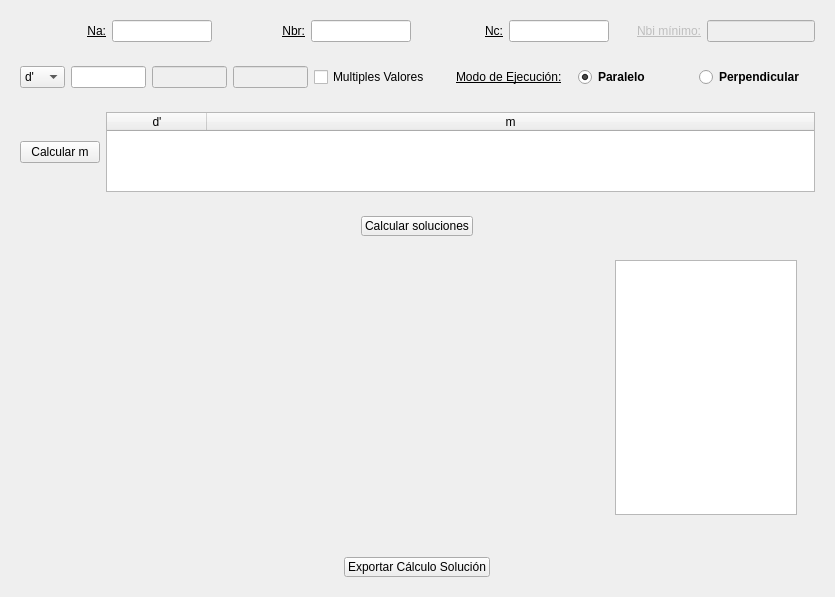
Above: src/designer/calculation_session_layout.ui from fer90/taller3-tpfinal before the change. Below: the same form after it.
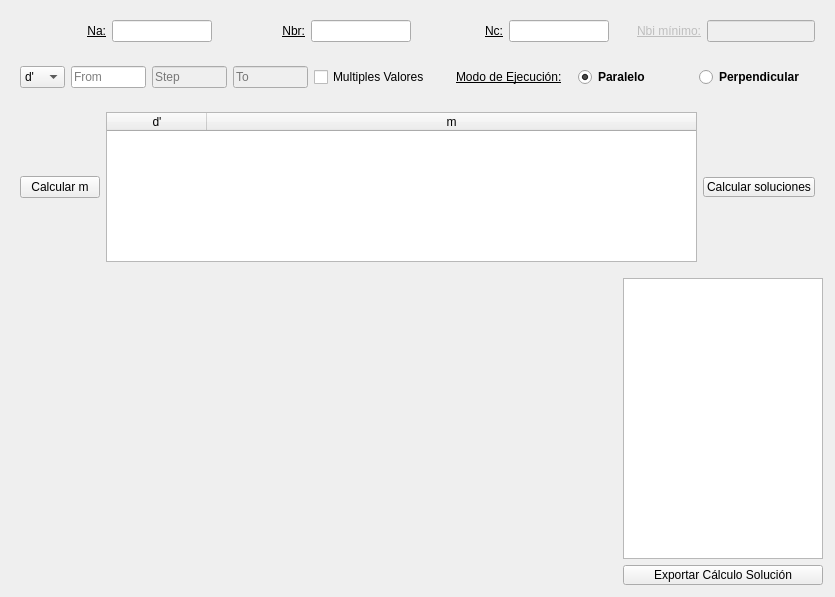
That is the form after the change.

Diff of the .ui file:
```diff
--- a/src/designer/calculation_session_layout.ui
+++ b/src/designer/calculation_session_layout.ui
@@ -277,6 +277,15 @@
           <height>16777215</height>
          </size>
         </property>
+        <property name="toolTip">
+         <string>&lt;html&gt;&lt;head/&gt;&lt;body&gt;&lt;p&gt;Valor inicial&lt;/p&gt;&lt;/body&gt;&lt;/html&gt;</string>
+        </property>
+        <property name="text">
+         <string/>
+        </property>
+        <property name="placeholderText">
+         <string>From</string>
+        </property>
        </widget>
       </item>
       <item alignment="Qt::AlignHCenter">
@@ -296,6 +305,15 @@
           <height>16777215</height>
          </size>
         </property>
+        <property name="toolTip">
+         <string>&lt;html&gt;&lt;head/&gt;&lt;body&gt;&lt;p&gt;Step&lt;/p&gt;&lt;/body&gt;&lt;/html&gt;</string>
+        </property>
+        <property name="text">
+         <string/>
+        </property>
+        <property name="placeholderText">
+         <string>Step</string>
+        </property>
        </widget>
       </item>
       <item alignment="Qt::AlignRight">
@@ -315,6 +333,15 @@
           <height>16777215</height>
          </size>
         </property>
+        <property name="toolTip">
+         <string>&lt;html&gt;&lt;head/&gt;&lt;body&gt;&lt;p&gt;Valor final&lt;/p&gt;&lt;/body&gt;&lt;/html&gt;</string>
+        </property>
+        <property name="text">
+         <string/>
+        </property>
+        <property name="placeholderText">
+         <string>To</string>
+        </property>
        </widget>
       </item>
       <item alignment="Qt::AlignRight">
@@ -425,7 +452,7 @@
      <property name="maximumSize">
       <size>
        <width>16777215</width>
-       <height>100</height>
+       <height>200</height>
       </size>
      </property>
      <layout class="QHBoxLayout" name="horizontalLayout_4">
@@ -439,7 +466,7 @@
       <item>
        <widget class="QTableWidget" name="m_value_table">
         <property name="sizePolicy">
-         <sizepolicy hsizetype="MinimumExpanding" vsizetype="Maximum">
+         <sizepolicy hsizetype="MinimumExpanding" vsizetype="Minimum">
           <horstretch>0</horstretch>
           <verstretch>0</verstretch>
          </sizepolicy>
@@ -447,7 +474,7 @@
         <property name="maximumSize">
          <size>
           <width>16777215</width>
-          <height>80</height>
+          <height>150</height>
          </size>
         </property>
         <property name="wordWrap">
@@ -468,6 +495,25 @@
         </column>
        </widget>
       </item>
+      <item>
+       <widget class="QPushButton" name="solution_calculation_button">
+        <property name="sizePolicy">
+         <sizepolicy hsizetype="Minimum" vsizetype="Maximum">
+          <horstretch>0</horstretch>
+          <verstretch>0</verstretch>
+         </sizepolicy>
+        </property>
+        <property name="maximumSize">
+         <size>
+          <width>16777215</width>
+          <height>20</height>
+         </size>
+        </property>
+        <property name="text">
+         <string>Calcular soluciones</string>
+        </property>
+       </widget>
+      </item>
      </layout>
     </widget>
    </item>
@@ -486,25 +532,9 @@
       </size>
      </property>
      <layout class="QVBoxLayout" name="verticalLayout_3">
-      <item alignment="Qt::AlignHCenter">
-       <widget class="QPushButton" name="solution_calculation_button">
-        <property name="sizePolicy">
-         <sizepolicy hsizetype="Minimum" vsizetype="Maximum">
-          <horstretch>0</horstretch>
-          <verstretch>0</verstretch>
-         </sizepolicy>
-        </property>
-        <property name="maximumSize">
-         <size>
-          <width>16777215</width>
-          <height>20</height>
-         </size>
-        </property>
-        <property name="text">
-         <string>Calcular soluciones</string>
-        </property>
-       </widget>
-      </item>
+      <property name="margin">
+       <number>1</number>
+      </property>
       <item>
        <widget class="QWidget" name="matplot_list_container" native="true">
         <property name="sizePolicy">
@@ -514,6 +544,9 @@
          </sizepolicy>
         </property>
         <layout class="QHBoxLayout" name="horizontalLayout_7">
+         <property name="margin">
+          <number>0</number>
+         </property>
          <item>
           <widget class="QWidget" name="matplot_toolbar_container" native="true">
            <property name="sizePolicy">
@@ -529,6 +562,9 @@
             </size>
            </property>
            <layout class="QVBoxLayout" name="matplot_container_layout">
+            <property name="margin">
+             <number>0</number>
+            </property>
             <item>
              <widget class="QWidget" name="matplot_container" native="true">
               <property name="sizePolicy">
@@ -537,7 +573,11 @@
                 <verstretch>0</verstretch>
                </sizepolicy>
               </property>
-              <layout class="QHBoxLayout" name="horizontalLayout_3"/>
+              <layout class="QHBoxLayout" name="horizontalLayout_3">
+               <property name="margin">
+                <number>0</number>
+               </property>
+              </layout>
              </widget>
             </item>
             <item>
@@ -554,7 +594,11 @@
                 <height>40</height>
                </size>
               </property>
-              <layout class="QHBoxLayout" name="horizontalLayout_5"/>
+              <layout class="QHBoxLayout" name="horizontalLayout_5">
+               <property name="margin">
+                <number>1</number>
+               </property>
+              </layout>
              </widget>
             </item>
            </layout>
@@ -575,6 +619,9 @@
             </size>
            </property>
            <layout class="QVBoxLayout" name="verticalLayout">
+            <property name="margin">
+             <number>0</number>
+            </property>
             <item>
              <widget class="QListWidget" name="solution_values_list">
               <property name="sizePolicy">
@@ -591,6 +638,25 @@
               </property>
              </widget>
             </item>
+            <item>
+             <widget class="QPushButton" name="export_calculation_session_button">
+              <property name="sizePolicy">
+               <sizepolicy hsizetype="Maximum" vsizetype="Maximum">
+                <horstretch>0</horstretch>
+                <verstretch>0</verstretch>
+               </sizepolicy>
+              </property>
+              <property name="maximumSize">
+               <size>
+                <width>200</width>
+                <height>20</height>
+               </size>
+              </property>
+              <property name="text">
+               <string>Exportar Cálculo Solución</string>
+              </property>
+             </widget>
+            </item>
            </layout>
           </widget>
          </item>
@@ -600,43 +666,6 @@
      </layout>
     </widget>
    </item>
-   <item>
-    <widget class="QWidget" name="export_calculation_session_button_container" native="true">
-     <property name="sizePolicy">
-      <sizepolicy hsizetype="Preferred" vsizetype="Maximum">
-       <horstretch>0</horstretch>
-       <verstretch>0</verstretch>
-      </sizepolicy>
-     </property>
-     <property name="maximumSize">
-      <size>
-       <width>16777215</width>
-       <height>40</height>
-      </size>
-     </property>
-     <layout class="QHBoxLayout" name="horizontalLayout_6">
-      <item alignment="Qt::AlignHCenter">
-       <widget class="QPushButton" name="export_calculation_session_button">
-        <property name="sizePolicy">
-         <sizepolicy hsizetype="Minimum" vsizetype="Maximum">
-          <horstretch>0</horstretch>
-          <verstretch>0</verstretch>
-         </sizepolicy>
-        </property>
-        <property name="maximumSize">
-         <size>
-          <width>16777215</width>
-          <height>20</height>
-         </size>
-        </property>
-        <property name="text">
-         <string>Exportar Cálculo Solución</string>
-        </property>
-       </widget>
-      </item>
-     </layout>
-    </widget>
-   </item>
   </layout>
  </widget>
  <resources/>
```
